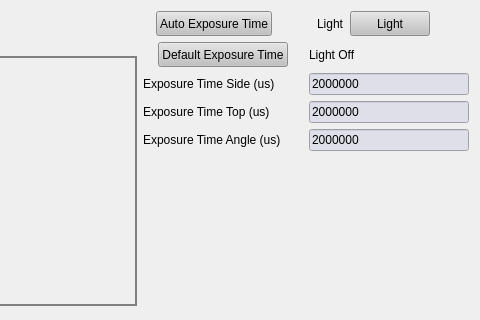
Before: the Qt Designer form pyccapt/files/PyQt6_UI/gui_cameras.ui in mehrpad/pyccapt, drawn with Qt 5; both pictures show x 730 to 1210 and y 0 to 320 of the 1210 by 938 pixel window.
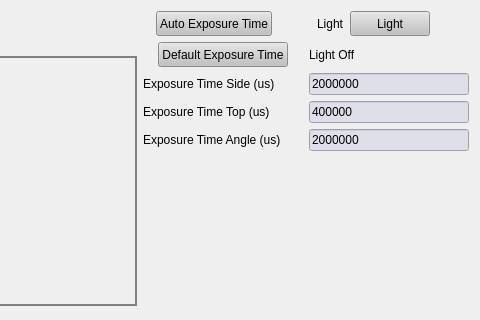
After: the same form once the commit is applied.

Commit message: cameras: top-cam 400k us default + live ExposureTime read-back in the GUI

Patch:
```diff
--- a/pyccapt/files/PyQt6_UI/gui_cameras.ui
+++ b/pyccapt/files/PyQt6_UI/gui_cameras.ui
@@ -507,7 +507,7 @@
                                                 </string>
                                             </property>
                                             <property name="text">
-                                                <string>2000000</string>
+                                                <string>400000</string>
                                             </property>
                                         </widget>
                                     </item>
```
The commit also changes 2 other files.
